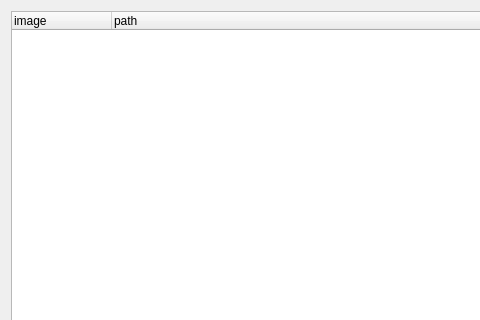
First picture: the form in creator/src/window/n_built_in_image_importer.ui, repository h13i32maru/navyjs-legacy2, before the edit; both pictures show x 0 to 480 and y 0 to 320 of the 731 by 495 pixel window.
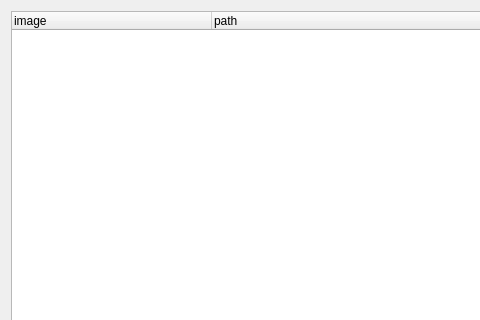
Second picture: the form after the edit.

Commit message: 画像の一覧を表示できるようにした.

```diff
--- a/creator/src/window/n_built_in_image_importer.ui
+++ b/creator/src/window/n_built_in_image_importer.ui
@@ -16,6 +16,18 @@
   <layout class="QVBoxLayout" name="verticalLayout">
    <item>
     <widget class="QTreeWidget" name="treeWidget">
+     <property name="editTriggers">
+      <set>QAbstractItemView::NoEditTriggers</set>
+     </property>
+     <property name="alternatingRowColors">
+      <bool>true</bool>
+     </property>
+     <property name="indentation">
+      <number>10</number>
+     </property>
+     <attribute name="headerDefaultSectionSize">
+      <number>200</number>
+     </attribute>
      <column>
       <property name="text">
        <string>image</string>
```
The commit also changes 1 other file.
